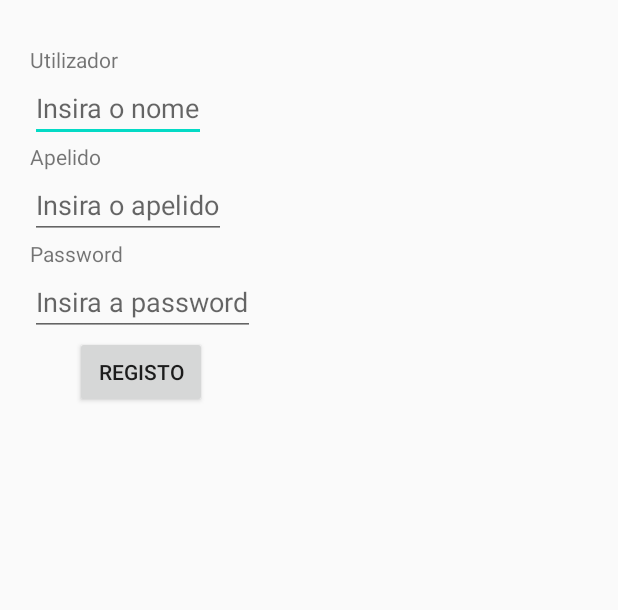
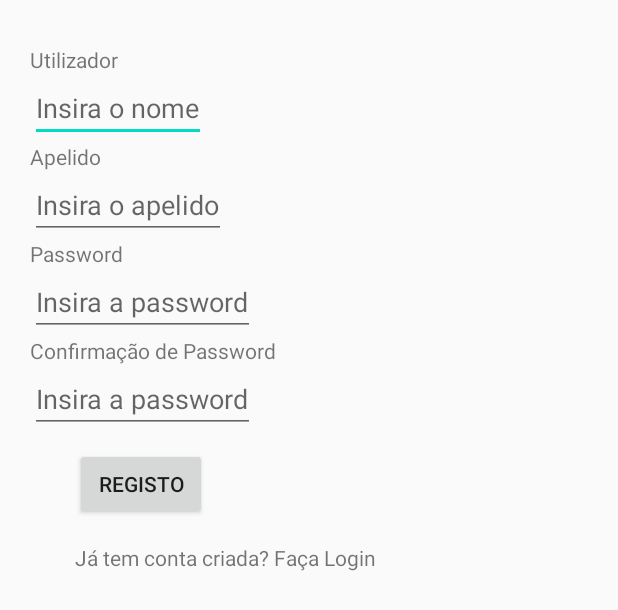
Before and after one commit to Nuno08/Trackes, an Android app: the layout registo.xml on its own in the app's theme, with its tools: preview values and no code run, on a phone screen of 412 x 824 dp. Shown: the top 610 px of the screen. Run offline under Robolectric (Android 15) with nearby library versions, the phone set to English and light mode, and no system bars.

Commit message:
Registo,mapa

```diff
--- a/app/build.gradle
+++ b/app/build.gradle
@@ -1,6 +1,7 @@
 apply plugin: 'com.android.application'
 apply plugin: 'kotlin-android'
 apply plugin: 'kotlin-android-extensions'
+apply plugin: 'com.google.gms.google-services'
 
 android {
     compileSdkVersion 30
@@ -33,6 +34,7 @@ dependencies {
     implementation 'androidx.appcompat:appcompat:1.2.0'
     implementation 'androidx.constraintlayout:constraintlayout:2.0.4'
     implementation 'com.google.android.material:material:1.4.0'
+    implementation 'com.google.firebase:firebase-auth:19.2.0'
     testImplementation 'junit:junit:4.12'
     androidTestImplementation 'androidx.test.ext:junit:1.1.2'
     androidTestImplementation 'androidx.test.espresso:espresso-core:3.3.0'
--- /dev/null
+++ b/app/src/main/java/com/example/pmeu/Login.kt
@@ -0,0 +1,4 @@
+package com.example.pmeu
+
+class Login {
+}
--- a/app/src/main/res/layout/registo.xml
+++ b/app/src/main/res/layout/registo.xml
@@ -58,13 +58,42 @@
         android:layout_marginLeft="20dp"
         />
 
+    <TextView
+        android:id="@+id/text_Conf_password"
+        android:layout_width="wrap_content"
+        android:layout_height="wrap_content"
+        android:text="Confirmação de Password"
+        android:layout_below="@id/password"
+        android:layout_marginLeft="20dp"
+        />
+
+    <EditText
+        android:id="@+id/Conf_password"
+        android:layout_width="wrap_content"
+        android:layout_height="wrap_content"
+        android:layout_below="@+id/text_Conf_password"
+        android:hint="Insira a password"
+        android:layout_marginLeft="20dp"
+        />
+
     <Button
         android:id="@+id/registo"
         android:layout_width="wrap_content"
         android:layout_height="wrap_content"
-        android:layout_below="@+id/password"
+        android:layout_below="@+id/Conf_password"
         android:text="@string/registo"
         android:layout_marginLeft="50dp"
+        android:layout_marginTop="10dp"
+        />
+    <TextView
+        android:id="@+id/login"
+        android:layout_width="wrap_content"
+        android:layout_height="wrap_content"
+        android:layout_below="@+id/registo"
+        android:text="@string/Redirect_Login"
+        android:layout_marginLeft="50dp"
+        android:layout_marginTop="15dp"
         />
 
+
 </RelativeLayout>
--- a/app/src/main/res/values/strings.xml
+++ b/app/src/main/res/values/strings.xml
@@ -13,4 +13,5 @@
     <string name="title_activity_maps">Map</string>
     <string name="guardar">Guardar</string>
     <string name="localizacao">localização</string>
+    <string name="Redirect_Login">Já tem conta criada? Faça Login</string>
 </resources>
```
Also changed, not shown: app/src/main/java/com/example/pmeu/Registo.kt (added, +76 -0 lines), 1 other file.
